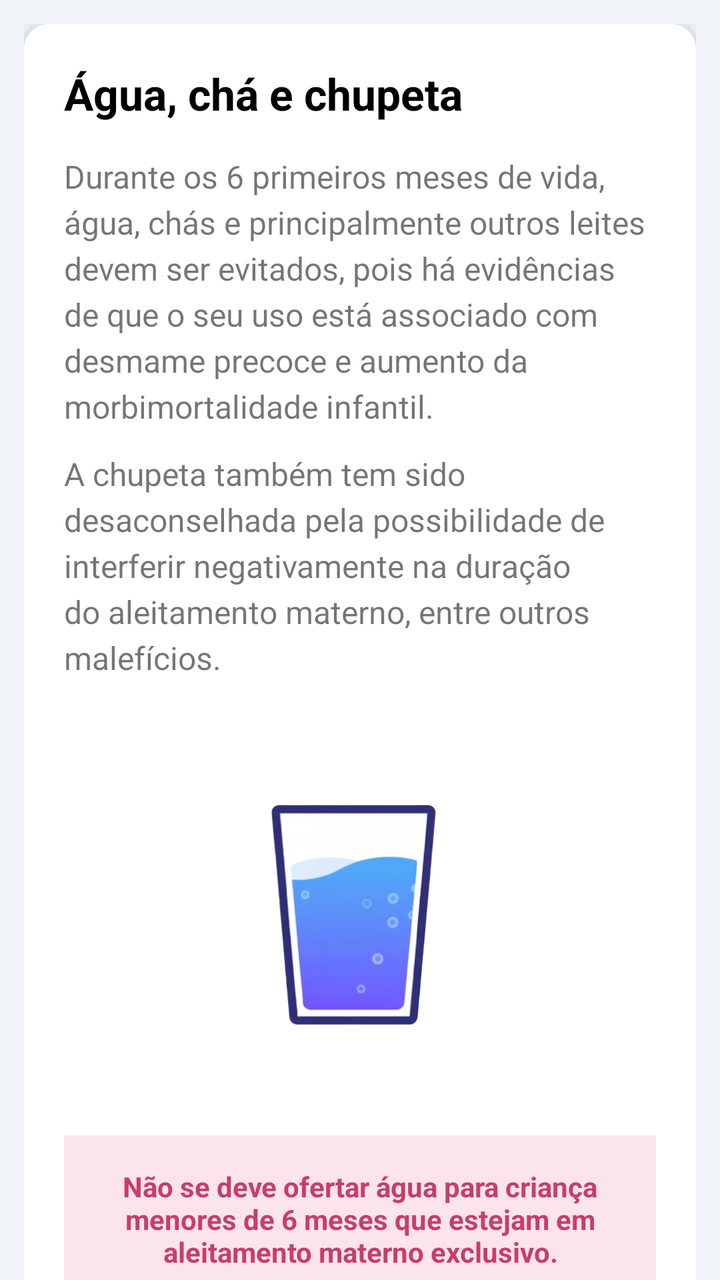
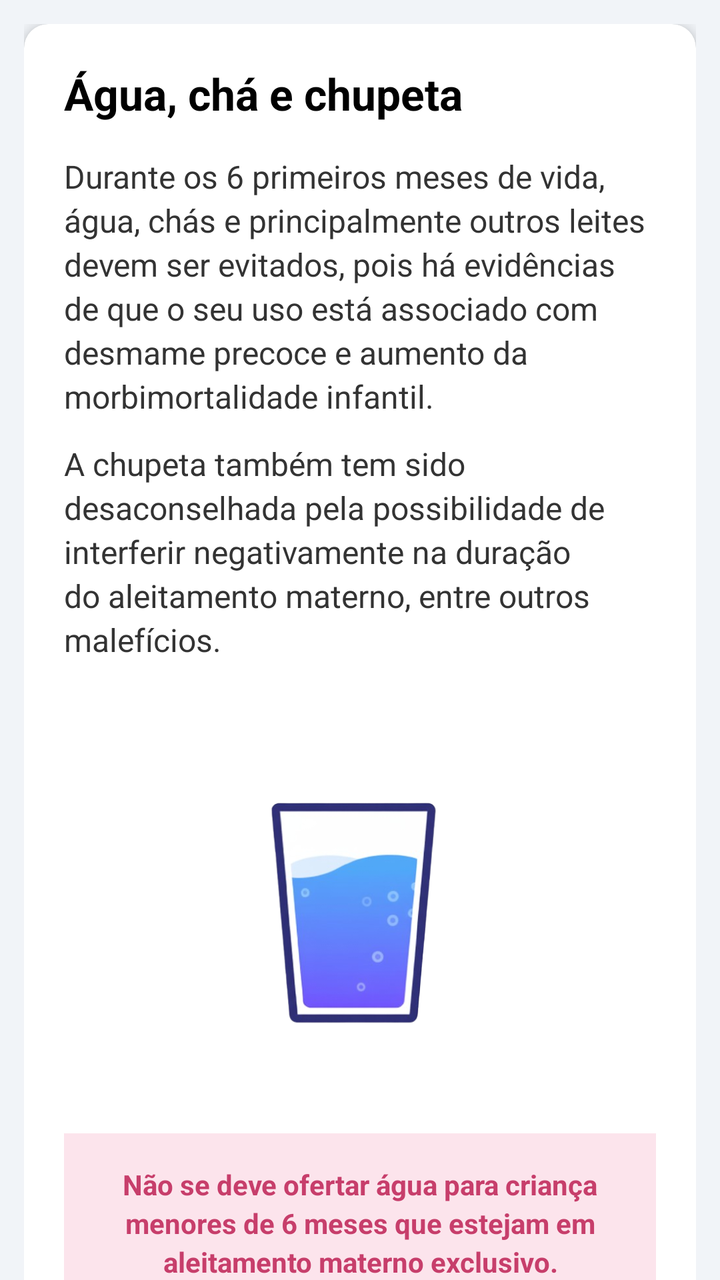

Compare the two renders of this Android layout. The source of the first and the diff that turns it into the second are given below.
<!-- AndroidManifest.xml: application theme Theme.NutrirAGente -->
<!-- res/layout/agua_cha.xml -->
<?xml version="1.0" encoding="utf-8"?>
<androidx.coordinatorlayout.widget.CoordinatorLayout
    xmlns:android="http://schemas.android.com/apk/res/android"
    xmlns:app="http://schemas.android.com/apk/res-auto"
    xmlns:tools="http://schemas.android.com/tools"
    android:layout_width="match_parent"
    android:layout_height="match_parent"
    android:background="@color/gray">

    <com.google.android.material.appbar.AppBarLayout
        android:layout_width="match_parent"
        android:layout_height="wrap_content"
        android:background="@color/blue_toolbar"
        app:elevation="12dp">



    </com.google.android.material.appbar.AppBarLayout>

    <androidx.core.widget.NestedScrollView
        android:layout_width="match_parent"
        android:layout_height="match_parent"
        app:layout_behavior="@string/appbar_scrolling_view_behavior">

        <LinearLayout
            android:layout_width="match_parent"
            android:layout_height="wrap_content"
            android:orientation="vertical"
            android:padding="12dp">

            <androidx.cardview.widget.CardView
                android:layout_width="match_parent"
                android:layout_height="wrap_content"
                android:layout_marginBottom="16dp"
                app:cardCornerRadius="12dp"
                app:cardElevation="4dp">

                <LinearLayout
                    android:layout_width="match_parent"
                    android:layout_height="wrap_content"
                    android:orientation="vertical"
                    android:padding="20dp">

                    <TextView
                        android:layout_width="wrap_content"
                        android:layout_height="wrap_content"
                        android:layout_marginBottom="16dp"
                        android:text="@string/title_agua_e_cha"
                        android:textColor="@android:color/black"
                        android:textSize="22sp"
                        android:textStyle="bold" />

                    <TextView
                        android:layout_width="wrap_content"
                        android:layout_height="wrap_content"
                        android:layout_marginBottom="12dp"
                        android:lineSpacingExtra="4dp"
                        android:text="@string/water_six_months"
                        android:textSize="16sp" />

                    <TextView
                        android:layout_width="wrap_content"
                        android:layout_height="wrap_content"
                        android:layout_marginBottom="24dp"
                        android:lineSpacingExtra="4dp"
                        android:text="@string/pacifier"
                        android:textSize="16sp" />

                    <ImageView
                        android:layout_width="180dp"
                        android:layout_height="180dp"
                        android:layout_gravity="center_horizontal"
                        android:layout_marginBottom="24dp"
                        android:src="@drawable/copo_de_agua"
                        android:contentDescription="@string/um_copo_de_agua" />

                    <TextView
                        android:layout_width="match_parent"
                        android:layout_height="wrap_content"
                        android:background="#FCE4EC"
                        android:gravity="center"
                        android:padding="16dp"
                        android:text="@string/no_water_six_months"
                        android:textColor="#C73E6B"
                        android:textStyle="bold" />

                </LinearLayout>

            </androidx.cardview.widget.CardView>


        </LinearLayout>
    </androidx.core.widget.NestedScrollView>

</androidx.coordinatorlayout.widget.CoordinatorLayout>
<!-- resources referenced by this layout -->
<resources>
  <!-- unchanged entries left out for length: 14 -->
</resources>

<!-- the commit's change to res/layout/agua_cha.xml (unified diff, before → after) -->
@@ -2,7 +2,6 @@
 <androidx.coordinatorlayout.widget.CoordinatorLayout
     xmlns:android="http://schemas.android.com/apk/res/android"
     xmlns:app="http://schemas.android.com/apk/res-auto"
-    xmlns:tools="http://schemas.android.com/tools"
     android:layout_width="match_parent"
     android:layout_height="match_parent"
     android:background="@color/gray">
@@ -11,11 +10,7 @@
         android:layout_width="match_parent"
         android:layout_height="wrap_content"
         android:background="@color/blue_toolbar"
-        app:elevation="12dp">
-
-
-
-    </com.google.android.material.appbar.AppBarLayout>
+        app:elevation="@dimen/appbar_elevation" />
 
     <androidx.core.widget.NestedScrollView
         android:layout_width="match_parent"
@@ -23,71 +18,43 @@
         app:layout_behavior="@string/appbar_scrolling_view_behavior">
 
         <LinearLayout
-            android:layout_width="match_parent"
-            android:layout_height="wrap_content"
-            android:orientation="vertical"
-            android:padding="12dp">
+            style="@style/LinearContainer">
 
             <androidx.cardview.widget.CardView
-                android:layout_width="match_parent"
-                android:layout_height="wrap_content"
-                android:layout_marginBottom="16dp"
-                app:cardCornerRadius="12dp"
-                app:cardElevation="4dp">
+                style="@style/CardNutrir">
 
                 <LinearLayout
-                    android:layout_width="match_parent"
-                    android:layout_height="wrap_content"
-                    android:orientation="vertical"
-                    android:padding="20dp">
+                    style="@style/CardContent">
 
                     <TextView
-                        android:layout_width="wrap_content"
-                        android:layout_height="wrap_content"
-                        android:layout_marginBottom="16dp"
-                        android:text="@string/title_agua_e_cha"
-                        android:textColor="@android:color/black"
-                        android:textSize="22sp"
-                        android:textStyle="bold" />
+                        style="@style/TextTitleLarge"
+                        android:text="@string/title_agua_e_cha" />
 
                     <TextView
-                        android:layout_width="wrap_content"
-                        android:layout_height="wrap_content"
-                        android:layout_marginBottom="12dp"
-                        android:lineSpacingExtra="4dp"
-                        android:text="@string/water_six_months"
-                        android:textSize="16sp" />
+                        style="@style/TextBodyWrap"
+                        android:layout_marginBottom="@dimen/spacing_md"
+                        android:text="@string/water_six_months" />
 
                     <TextView
-                        android:layout_width="wrap_content"
-                        android:layout_height="wrap_content"
-                        android:layout_marginBottom="24dp"
-                        android:lineSpacingExtra="4dp"
-                        android:text="@string/pacifier"
-                        android:textSize="16sp" />
+                        style="@style/TextBodyWrap"
+                        android:layout_marginBottom="@dimen/spacing_xxl"
+                        android:text="@string/pacifier" />
 
                     <ImageView
-                        android:layout_width="180dp"
-                        android:layout_height="180dp"
-                        android:layout_gravity="center_horizontal"
-                        android:layout_marginBottom="24dp"
+                        style="@style/ImageCenter"
+                        android:layout_marginBottom="@dimen/spacing_xxl"
                         android:src="@drawable/copo_de_agua"
                         android:contentDescription="@string/um_copo_de_agua" />
 
-                    <TextView
-                        android:layout_width="match_parent"
-                        android:layout_height="wrap_content"
-                        android:background="#FCE4EC"
-                        android:gravity="center"
-                        android:padding="16dp"
-                        android:text="@string/no_water_six_months"
-                        android:textColor="#C73E6B"
-                        android:textStyle="bold" />
+                    <LinearLayout style="@style/AlertBoxPink">
+
+                        <TextView
+                            style="@style/AlertTextPink"
+                            android:text="@string/no_water_six_months" />
+                    </LinearLayout>
 
                 </LinearLayout>
-
             </androidx.cardview.widget.CardView>
-
 
         </LinearLayout>
     </androidx.core.widget.NestedScrollView>
<!-- resource entries referenced after the edit -->
@@ -1,5 +1,93 @@
 <!-- resources referenced by this layout -->
 <resources>
+  <dimen name="appbar_elevation">12dp</dimen>
+  <dimen name="spacing_md">12dp</dimen>
+  <dimen name="spacing_xxl">24dp</dimen>
+  <style name="AlertBoxPink">
+          <item name="android:layout_width">match_parent</item>
+          <item name="android:layout_height">wrap_content</item>
+          <item name="android:layout_marginTop">@dimen/spacing_lg</item>
+          <item name="android:background">@color/alert_pink_bg</item>
+          <item name="android:gravity">center</item>
+          <item name="android:padding">@dimen/padding_lg</item>
+      </style>
+  <style name="AlertTextPink">
+          <item name="android:layout_width">match_parent</item>
+          <item name="android:layout_height">wrap_content</item>
+          <item name="android:gravity">center</item>
+          <item name="android:textColor">@color/alert_pink_text</item>
+          <item name="android:textStyle">bold</item>
+          <item name="android:lineSpacingExtra">@dimen/line_spacing_sm</item>
+      </style>
+  <style name="CardContent">
+          <item name="android:layout_width">match_parent</item>
+          <item name="android:layout_height">wrap_content</item>
+          <item name="android:orientation">vertical</item>
+          <item name="android:padding">@dimen/padding_xl</item>
+      </style>
+  <style name="CardNutrir">
+          <item name="android:layout_width">match_parent</item>
+          <item name="android:layout_height">wrap_content</item>
+          <item name="android:layout_marginBottom">@dimen/card_margin_bottom</item>
+          <item name="cardCornerRadius">@dimen/card_radius</item>
+          <item name="cardElevation">@dimen/card_elevation</item>
+      </style>
+  <style name="ImageCenter">
+          <item name="android:layout_width">@dimen/image_size_md</item>
+          <item name="android:layout_height">@dimen/image_size_md</item>
+          <item name="android:layout_gravity">center_horizontal</item>
+          <item name="android:layout_marginVertical">@dimen/spacing_sm</item>
+      </style>
+  <style name="LinearContainer">
+          <item name="android:layout_width">match_parent</item>
+          <item name="android:layout_height">wrap_content</item>
+          <item name="android:orientation">vertical</item>
+          <item name="android:padding">@dimen/padding_md</item>
+      </style>
+  <style name="TextBodyWrap" parent="TextBody">
+          <item name="android:layout_width">wrap_content</item>
+      </style>
+  <style name="TextTitleLarge" parent="TextTitle">
+          <item name="android:textSize">@dimen/text_size_xxl</item>
+          <item name="android:layout_marginBottom">@dimen/spacing_lg</item>
+      </style>
+  <dimen name="spacing_lg">16dp</dimen>
+  <color name="alert_pink_bg">#FCE4EC</color>
+  <dimen name="padding_lg">16dp</dimen>
+  <color name="alert_pink_text">#C73E6B</color>
+  <dimen name="line_spacing_sm">3dp</dimen>
+  <dimen name="padding_xl">20dp</dimen>
+  <dimen name="card_margin_bottom">16dp</dimen>
+  <dimen name="card_radius">12dp</dimen>
+  <dimen name="card_elevation">4dp</dimen>
+  <dimen name="image_size_md">180dp</dimen>
+  <dimen name="spacing_sm">8dp</dimen>
+  <dimen name="padding_md">12dp</dimen>
+  <style name="TextBody" parent="TextAppearance.Nutrir">
+          <item name="android:layout_width">match_parent</item>
+          <item name="android:layout_height">wrap_content</item>
+          <item name="android:textSize">@dimen/text_size_md</item>
+          <item name="android:lineSpacingExtra">@dimen/line_spacing_sm</item>
+          <item name="android:textColor">@color/color_text_black</item>
+      </style>
+  <style name="TextTitle" parent="TextAppearance.Nutrir">
+          <item name="android:layout_width">wrap_content</item>
+          <item name="android:layout_height">wrap_content</item>
+          <item name="android:textSize">@dimen/text_size_xl</item>
+          <item name="android:textStyle">bold</item>
+          <item name="android:textColor">@color/text_bold</item>
+          <item name="android:layout_marginBottom">@dimen/spacing_md</item>
+      </style>
+  <dimen name="text_size_xxl">22sp</dimen>
+  <style name="TextAppearance.Nutrir" parent="TextAppearance.AppCompat">
+          <item name="android:textColor">@color/text_primary</item>
+          <item name="android:lineSpacingExtra">@dimen/line_spacing_sm</item>
+      </style>
+  <dimen name="text_size_md">16sp</dimen>
+  <color name="color_text_black">#333333</color>
+  <dimen name="text_size_xl">20sp</dimen>
+  <color name="text_bold">#000000</color>
+  <color name="text_primary">#2B2B2B</color>
   <!-- unchanged entries left out for length: 14 -->
 </resources>
 
